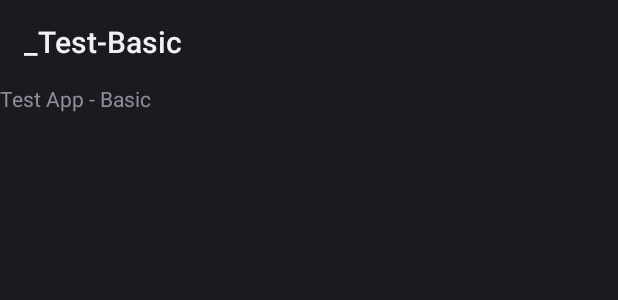
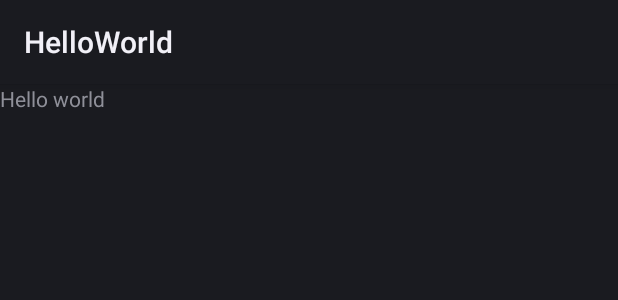
Before and after one commit to hoodunit/thesis_experiments, an Android app: the layout main.xml on its own in the app's theme, with its tools: preview values and no code run, on a phone screen of 412 x 824 dp. Shown: the top 300 px of the screen. Run offline under Robolectric (Android 15) with nearby library versions, the phone set to English and light mode, and no system bars.

Commit message:
Rename app, change text to hello world

```diff
--- a/clojure_dalvik/gradle_helloworld/src/main/AndroidManifest.xml
+++ b/clojure_dalvik/gradle_helloworld/src/main/AndroidManifest.xml
@@ -1,6 +1,6 @@
 <?xml version="1.0" encoding="utf-8"?>
 <manifest xmlns:android="http://schemas.android.com/apk/res/android"
-      package="com.android.tests.basic">
+      package="com.android.helloworld">
     <application android:label="@string/app_name" android:icon="@drawable/icon">
         <activity android:name=".Main"
                   android:label="@string/app_name">
--- a/clojure_dalvik/gradle_helloworld/src/main/java/com/android/tests/basic/Main.java
+++ b/clojure_dalvik/gradle_helloworld/src/main/java/com/android/helloworld/Main.java
@@ -1,4 +1,4 @@
-package com.android.tests.basic;
+package com.android.helloworld;
 
 import android.app.Activity;
 import android.os.Bundle;
--- a/clojure_dalvik/gradle_helloworld/src/main/res/layout/main.xml
+++ b/clojure_dalvik/gradle_helloworld/src/main/res/layout/main.xml
@@ -7,7 +7,7 @@
 <TextView
     android:layout_width="fill_parent"
     android:layout_height="wrap_content"
-    android:text="Test App - Basic"
+    android:text="Hello world"
     android:id="@+id/text"
     />
 </LinearLayout>
--- a/clojure_dalvik/gradle_helloworld/src/main/res/values/strings.xml
+++ b/clojure_dalvik/gradle_helloworld/src/main/res/values/strings.xml
@@ -1,4 +1,4 @@
 <?xml version="1.0" encoding="utf-8"?>
 <resources>
-    <string name="app_name">_Test-Basic</string>
+    <string name="app_name">HelloWorld</string>
 </resources>
```
